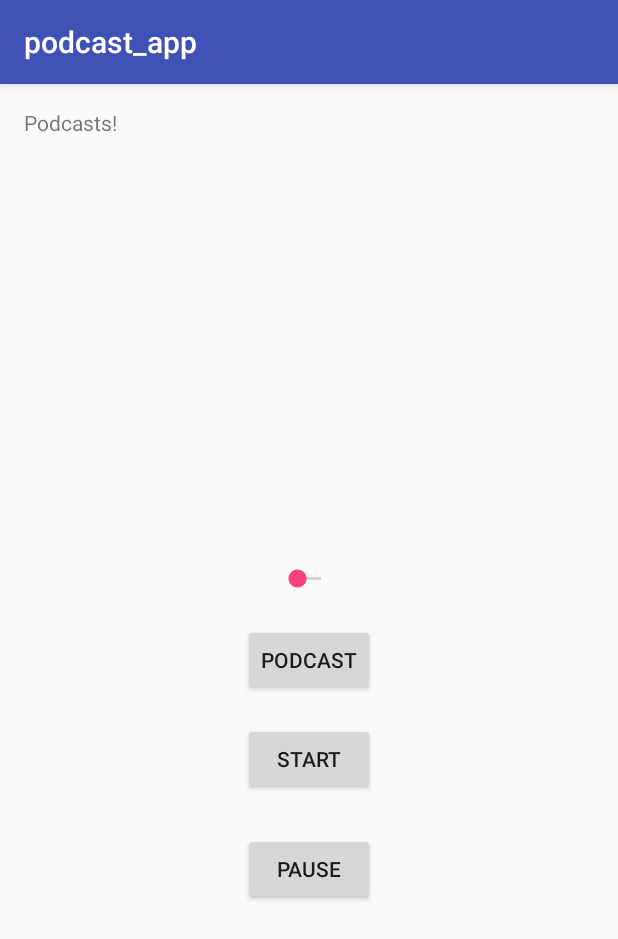
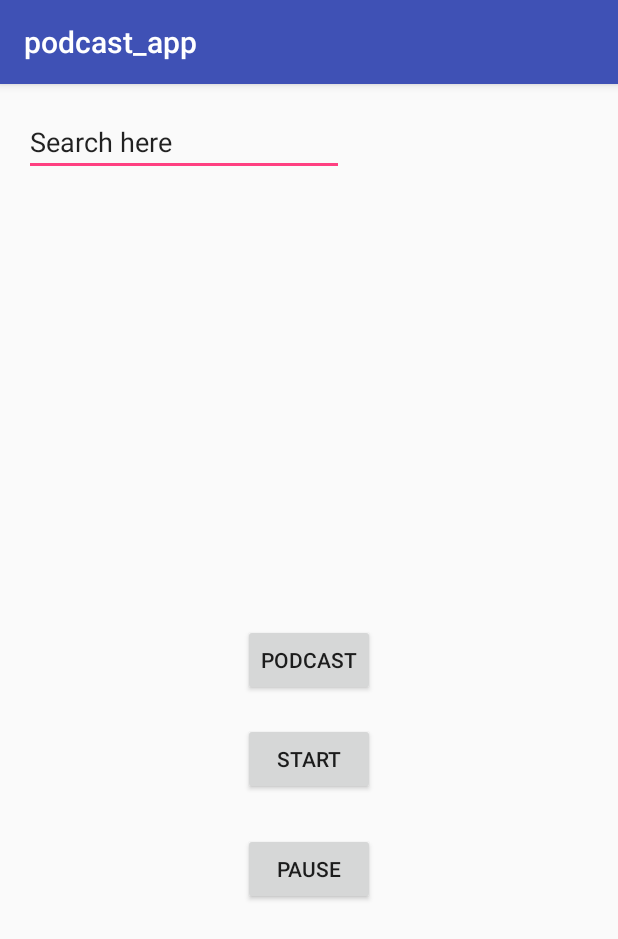
Before and after one commit to AndreasWilson/podcast_app, an Android app: the screen it shows after launch (MainActivity), after a tap on "PODCAST", on a phone screen of 412 x 824 dp. Shown: the top 939 px of the screen. Run offline under Robolectric (Android 15) with nearby library versions, the phone set to English and light mode, and no system bars.

Commit message:
Added itunes search

```diff
--- a/app/src/main/java/com/example/wilson/podcast_app/MainActivity.java
+++ b/app/src/main/java/com/example/wilson/podcast_app/MainActivity.java
@@ -11,6 +11,7 @@ import android.view.View;
 import android.widget.AdapterView;
 import android.widget.ArrayAdapter;
 import android.widget.Button;
+import android.widget.EditText;
 import android.widget.ListView;
 import android.widget.SeekBar;
 import android.widget.TextView;
@@ -18,8 +19,11 @@ import android.widget.TextView;
 import org.xmlpull.v1.XmlPullParser;
 import org.xmlpull.v1.XmlPullParserException;
 
+import java.io.BufferedInputStream;
+import java.io.BufferedReader;
 import java.io.IOException;
 import java.io.InputStream;
+import java.io.InputStreamReader;
 import java.net.HttpURLConnection;
 import java.net.URL;
 import java.util.ArrayList;
@@ -27,13 +31,13 @@ import java.util.ArrayList;
 public class MainActivity extends AppCompatActivity {
 
     MediaPlayer mediaPlayer;
-    SeekBar seekBar;
+    EditText editText;
     public static int oneTimeOnly = 0;
     private double startTime = 0;
     private double finalTime = 0;
     ListView list;
-    TextView text;
     ArrayList<Item> items = new ArrayList<>();
+    String text = "";
 
     @Override
     protected void onCreate(Bundle savedInstanceState) {
@@ -43,17 +47,18 @@ public class MainActivity extends AppCompatActivity {
         Button btnStart = (Button) findViewById(R.id.btnStart);
         Button btnPause = (Button) findViewById(R.id.btnPause);
         list = (ListView) findViewById(R.id.list123);
-        text = (TextView) findViewById(R.id.textView);
-        seekBar = (SeekBar) findViewById(R.id.seekBar3);
-        seekBar.setClickable(false);
         mediaPlayer = new MediaPlayer();
+        editText = (EditText) findViewById(R.id.editText);
 
 
         button.setOnClickListener(new View.OnClickListener() {
             @Override
             public void onClick(View v) {
-                podcastGet pod = new podcastGet();
-                pod.execute();
+                //podcastGet pod = new podcastGet();
+                //pod.execute();
+                text = editText.getText().toString();
+                podcastSearch pS = new podcastSearch();
+                pS.execute();
             }
         });
 
@@ -78,7 +83,7 @@ public class MainActivity extends AppCompatActivity {
                 startTime = mediaPlayer.getCurrentPosition();
 
                 if (oneTimeOnly == 0) {
-                    seekBar.setMax((int) finalTime);
+                    //seekBar.setMax((int) finalTime);
                     oneTimeOnly = 1;
                 }
 
@@ -94,7 +99,7 @@ public class MainActivity extends AppCompatActivity {
                 startTime = mediaPlayer.getCurrentPosition();
 
                 if (oneTimeOnly == 0) {
-                    seekBar.setMax((int) finalTime);
+                    //seekBar.setMax((int) finalTime);
                     oneTimeOnly = 1;
                 }
             }
@@ -105,6 +110,37 @@ public class MainActivity extends AppCompatActivity {
                 mediaPlayer.pause();
             }
         });
+    }
+
+    private class podcastSearch extends AsyncTask<String, Void, Void> {
+
+        @Override
+        protected Void doInBackground(String... params) {
+
+            URL url = null;
+            try {
+                url = new URL("https://itunes.apple.com/search?term=" + text);
+                HttpURLConnection http = (HttpURLConnection) url.openConnection();
+                int response = http.getResponseCode();
+                Log.d("Response: ", "" + response);
+                http.connect();
+                InputStream stream = new BufferedInputStream(http.getInputStream());
+                BufferedReader bufferedReader = new BufferedReader(new InputStreamReader(stream));
+                StringBuilder builder = new StringBuilder();
+
+                String inputString;
+                while ((inputString = bufferedReader.readLine()) != null) {
+                    builder.append(inputString);
+                }
+                System.out.println(builder);
+
+                stream.close();
+            } catch (IOException e) {
+                e.printStackTrace();
+            }
+
+            return null;
+        }
     }
 
     private class podcastGet extends AsyncTask<String, Void, ArrayList<Item>> {
@@ -157,7 +193,6 @@ public class MainActivity extends AppCompatActivity {
             Log.d("ArrayList: ", "" + item2);
             ArrayAdapter<String> arrayAdapter = new ArrayAdapter<>(MainActivity.this, android.R.layout.simple_list_item_1, item2);
             arrayAdapter.notifyDataSetChanged();
-            text.setText("Podcasts!");
             list.setAdapter(arrayAdapter);
         }
     }
--- a/app/src/main/res/layout/activity_main.xml
+++ b/app/src/main/res/layout/activity_main.xml
@@ -36,27 +36,21 @@
         android:layout_below="@+id/btnStart"
         android:layout_alignStart="@+id/btnStart" />
 
-    <SeekBar
-        android:layout_width="wrap_content"
-        android:layout_height="wrap_content"
-        android:layout_above="@+id/button"
-        android:layout_centerHorizontal="true"
-        android:layout_marginBottom="21dp"
-        android:id="@+id/seekBar3" />
-
-    <TextView
-        android:text="TextView"
-        android:layout_width="wrap_content"
-        android:layout_height="wrap_content"
-        android:layout_alignParentTop="true"
-        android:layout_alignParentStart="true"
-        android:id="@+id/textView"
-        android:layout_alignParentEnd="true" />
-
     <ListView
         android:layout_width="match_parent"
         android:layout_height="match_parent"
-        android:layout_below="@+id/textView"
         android:id="@+id/list123"
-        android:layout_alignEnd="@+id/seekBar3" />
+        android:layout_alignParentStart="true"
+        android:layout_alignTop="@+id/button" />
+
+    <EditText
+        android:layout_width="wrap_content"
+        android:layout_height="wrap_content"
+        android:inputType="textPersonName"
+        android:text="Search here"
+        android:ems="10"
+        android:id="@+id/editText"
+        android:layout_alignParentTop="true"
+        android:layout_alignParentStart="true" />
+
 </RelativeLayout>
--- /dev/null
+++ b/app/src/main/res/layout/list_view.xml
@@ -0,0 +1,6 @@
+<?xml version="1.0" encoding="utf-8"?>
+<TextView xmlns:android="http://schemas.android.com/apk/res/android"
+    android:layout_width="match_parent" android:layout_height="match_parent"
+    android:id="@+id/text1">
+
+</TextView>
```
